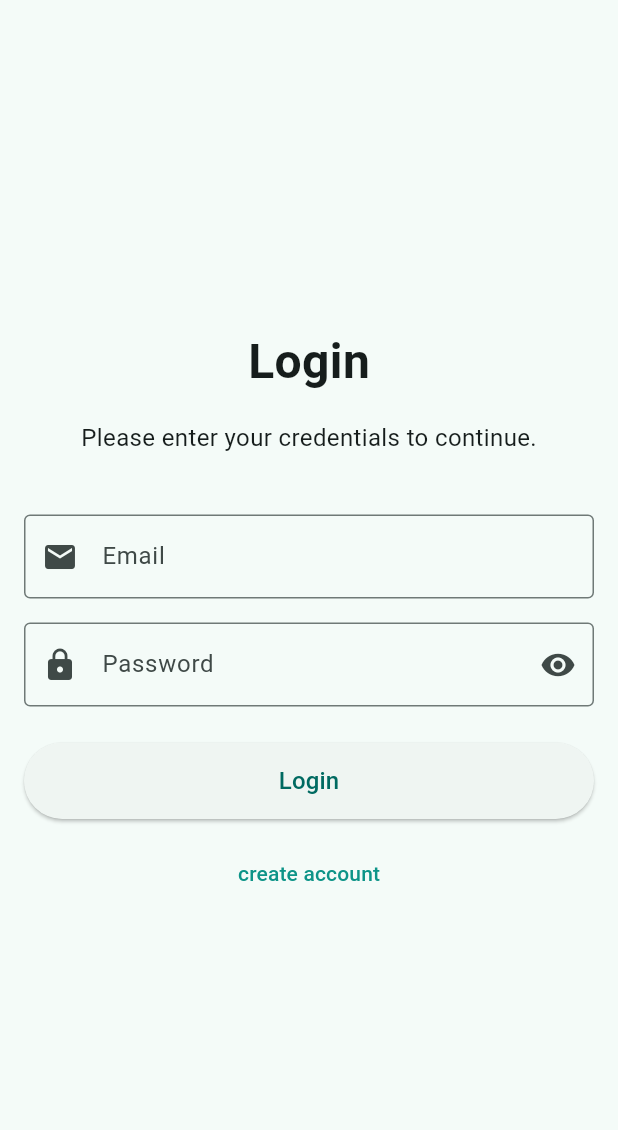
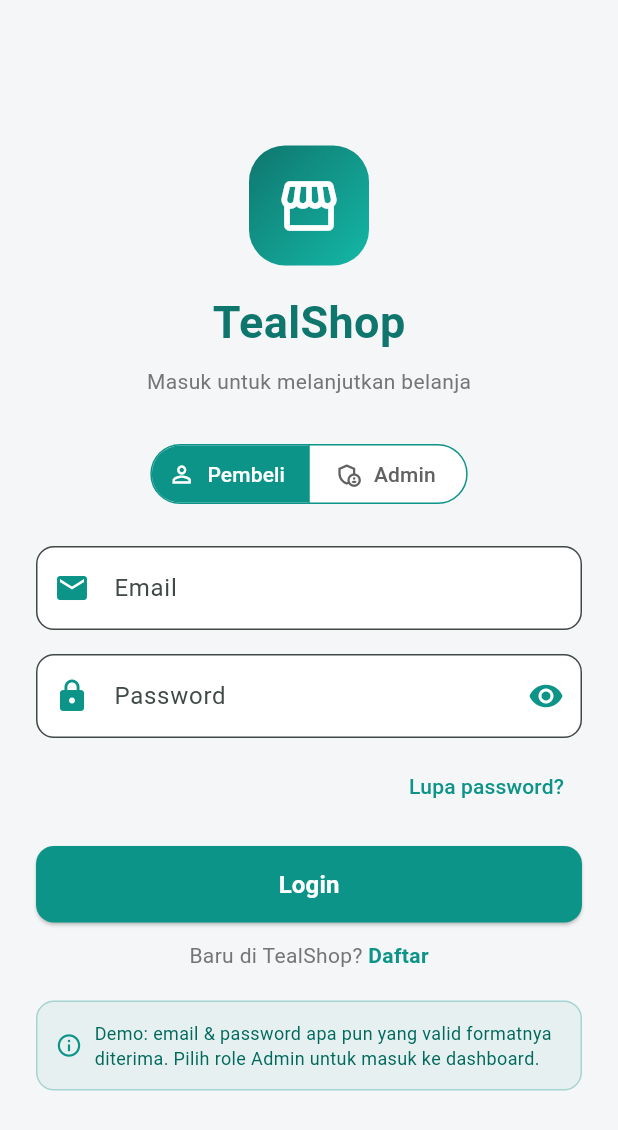
Before and after one commit to djoel-MM/UI_E-commere_Dart, a Flutter app: the screen it shows after launch, on a phone screen of 412 x 824 dp. Shown: the top 1130 px of the screen. Run offline on Flutter 3.47's test engine with Material 3 defaults, Android fonts, the phone set to English and light mode, and no system bars; our stand-ins replace curved_navigation_bar.

Commit message:
feat: login with user/admin role + register

```diff
--- a/lib/pages/login_page.dart
+++ b/lib/pages/login_page.dart
@@ -1,4 +1,7 @@
 import 'package:flutter/material.dart';
+import 'package:provider/provider.dart';
+
+import '../providers/auth_provider.dart';
 
 class LoginPage extends StatefulWidget {
   const LoginPage({super.key});
@@ -12,6 +15,7 @@ class _LoginPageState extends State<LoginPage> {
   final TextEditingController _emailController = TextEditingController();
   final TextEditingController _passwordController = TextEditingController();
   bool _obscurePassword = true;
+  UserRole _role = UserRole.user;
 
   @override
   void dispose() {
@@ -22,31 +26,39 @@ class _LoginPageState extends State<LoginPage> {
 
   void _submitForm() {
     if (_formKey.currentState!.validate()) {
-      // Login berhasil -> buka halaman utama (HomePage) sebagai root baru.
-      Navigator.pushReplacementNamed(context, '/');
+      context.read<Auth>().login(_emailController.text, _role);
+      Navigator.pushReplacementNamed(
+          context, _role == UserRole.admin ? '/admin' : '/');
     }
   }
 
   @override
   Widget build(BuildContext context) {
     return Scaffold(
+      backgroundColor: const Color(0xFFF5F6F8),
       body: Center(
         child: SingleChildScrollView(
-          padding: const EdgeInsets.all(16.0),
+          padding: const EdgeInsets.all(24.0),
           child: Form(
             key: _formKey,
             child: Column(
               mainAxisAlignment: MainAxisAlignment.center,
               children: [
                 _buildHeader(),
-                const SizedBox(height: 40.0),
+                const SizedBox(height: 28.0),
+                _buildRolePicker(),
+                const SizedBox(height: 24.0),
                 _buildEmailField(),
                 const SizedBox(height: 16.0),
                 _buildPasswordField(),
-                const SizedBox(height: 24.0),
+                const SizedBox(height: 8.0),
+                _buildForgotLink(context),
+                const SizedBox(height: 16.0),
                 _buildLoginButton(),
                 const SizedBox(height: 12.0),
                 _buildSignupLink(context),
+                const SizedBox(height: 20.0),
+                _buildDemoHint(),
               ],
             ),
           ),
@@ -57,17 +69,73 @@ class _LoginPageState extends State<LoginPage> {
 
   Widget _buildHeader() {
     return Column(
-      children: const [
+      children: [
+        Container(
+          width: 80,
+          height: 80,
+          decoration: BoxDecoration(
+            gradient: const LinearGradient(
+              colors: [Color(0xFF0F766E), Color(0xFF14B8A6)],
+              begin: Alignment.topLeft,
+              end: Alignment.bottomRight,
+            ),
+            borderRadius: BorderRadius.circular(24),
+          ),
+          child: const Icon(Icons.storefront, size: 44, color: Colors.white),
+        ),
+        const SizedBox(height: 16),
+        const Text(
+          'TealShop',
+          style: TextStyle(
+            fontSize: 30.0,
+            fontWeight: FontWeight.bold,
+            color: Color(0xFF0F766E),
+          ),
+        ),
+        const SizedBox(height: 8.0),
         Text(
-          'Login',
-          style: TextStyle(fontSize: 32.0, fontWeight: FontWeight.bold),
-        ),
-        SizedBox(height: 16.0),
-        Text(
-          'Please enter your credentials to continue.',
-          style: TextStyle(fontSize: 16.0),
+          _role == UserRole.admin
+              ? 'Masuk sebagai Admin Toko'
+              : 'Masuk untuk melanjutkan belanja',
+          style: TextStyle(fontSize: 14.0, color: Colors.grey.shade600),
         ),
       ],
+    );
+  }
+
+  Widget _buildRolePicker() {
+    return SegmentedButton<UserRole>(
+      segments: const [
+        ButtonSegment(
+          value: UserRole.user,
+          icon: Icon(Icons.person_outline, size: 18),
+          label: Text('Pembeli'),
+        ),
+        ButtonSegment(
+          value: UserRole.admin,
+          icon: Icon(Icons.admin_panel_settings_outlined, size: 18),
+          label: Text('Admin'),
+        ),
+      ],
+      selected: {_role},
+      showSelectedIcon: false,
+      style: ButtonStyle(
+        backgroundColor: WidgetStateProperty.resolveWith((states) {
+          if (states.contains(WidgetState.selected)) {
+            return const Color(0xFF0D9488);
+          }
+          return Colors.white;
+        }),
+        foregroundColor: WidgetStateProperty.resolveWith((states) {
+          if (states.contains(WidgetState.selected)) {
+            return Colors.white;
+          }
+          return Colors.grey.shade700;
+        }),
+        side: WidgetStateProperty.all(
+            const BorderSide(color: Color(0xFF0D9488))),
+      ),
+      onSelectionChanged: (roles) => setState(() => _role = roles.first),
     );
   }
 
@@ -75,10 +143,12 @@ class _LoginPageState extends State<LoginPage> {
     return TextFormField(
       controller: _emailController,
       keyboardType: TextInputType.emailAddress,
-      decoration: const InputDecoration(
+      decoration: InputDecoration(
         labelText: 'Email',
-        prefixIcon: Icon(Icons.email),
-        border: OutlineInputBorder(),
+        prefixIcon: const Icon(Icons.email, color: Color(0xFF0D9488)),
+        border: OutlineInputBorder(borderRadius: BorderRadius.circular(12)),
+        filled: true,
+        fillColor: Colors.white,
       ),
       validator: (value) {
         if (value == null || value.isEmpty) {
@@ -99,10 +169,11 @@ class _LoginPageState extends State<LoginPage> {
       obscureText: _obscurePassword,
       decoration: InputDecoration(
         labelText: 'Password',
-        prefixIcon: const Icon(Icons.lock),
+        prefixIcon: const Icon(Icons.lock, color: Color(0xFF0D9488)),
         suffixIcon: IconButton(
           icon: Icon(
             _obscurePassword ? Icons.visibility : Icons.visibility_off,
+            color: const Color(0xFF0D9488),
           ),
           onPressed: () {
             setState(() {
@@ -110,7 +181,9 @@ class _LoginPageState extends State<LoginPage> {
             });
           },
         ),
-        border: const OutlineInputBorder(),
+        border: OutlineInputBorder(borderRadius: BorderRadius.circular(12)),
+        filled: true,
+        fillColor: Colors.white,
       ),
       validator: (value) {
         if (value == null || value.isEmpty) {
@@ -124,27 +197,87 @@ class _LoginPageState extends State<LoginPage> {
     );
   }
 
+  Widget _buildForgotLink(BuildContext context) {
+    return Align(
+      alignment: Alignment.centerRight,
+      child: TextButton(
+        onPressed: () {
+          ScaffoldMessenger.of(context).showSnackBar(
+            const SnackBar(
+                content: Text('Reset password terkirim ke email kamu (demo)')),
+          );
+        },
+        child: const Text(
+          'Lupa password?',
+          style: TextStyle(color: Color(0xFF0D9488)),
+        ),
+      ),
+    );
+  }
+
   Widget _buildLoginButton() {
     return SizedBox(
       width: double.infinity,
       child: ElevatedButton(
         onPressed: _submitForm,
-        child: const Padding(
-          padding: EdgeInsets.symmetric(vertical: 14.0),
-          child: Text('Login', style: TextStyle(fontSize: 16.0)),
+        style: ElevatedButton.styleFrom(
+          backgroundColor: const Color(0xFF0D9488),
+          foregroundColor: Colors.white,
+          padding: const EdgeInsets.symmetric(vertical: 14.0),
+          shape: RoundedRectangleBorder(
+              borderRadius: BorderRadius.circular(12)),
         ),
+        child: const Text('Login',
+            style: TextStyle(fontSize: 16.0, fontWeight: FontWeight.bold)),
       ),
     );
   }
 
   Widget _buildSignupLink(BuildContext context) {
-    return TextButton(
-      onPressed: () {
-        Navigator.pushNamed(context, '/');
-      },
-      child: const Text(
-        'create account',
-        style: TextStyle(color: Color(0xFF0D9488)),
+    return Row(
+      mainAxisAlignment: MainAxisAlignment.center,
+      children: [
+        Text(
+          'Baru di TealShop? ',
+          style: TextStyle(color: Colors.grey.shade600),
+        ),
+        GestureDetector(
+          onTap: () => Navigator.pushNamed(context, '/register'),
+          child: const Text(
+            'Daftar',
+            style: TextStyle(
+              color: Color(0xFF0D9488),
+              fontWeight: FontWeight.bold,
+            ),
+          ),
+        ),
+      ],
+    );
+  }
+
+  Widget _buildDemoHint() {
+    return Container(
+      padding: const EdgeInsets.all(12),
+      decoration: BoxDecoration(
+        color: const Color(0xFF0D9488).withValues(alpha: 0.06),
+        borderRadius: BorderRadius.circular(12),
+        border: Border.all(
+            color: const Color(0xFF0D9488).withValues(alpha: 0.3)),
+      ),
+      child: Row(
+        children: [
+          const Icon(Icons.info_outline, size: 18, color: Color(0xFF0D9488)),
+          const SizedBox(width: 8),
+          Expanded(
+            child: Text(
+              'Demo: email & password apa pun yang valid formatnya diterima. Pilih role Admin untuk masuk ke dashboard.',
+              style: TextStyle(
+                fontSize: 12,
+                color: Colors.teal.shade800,
+              ),
+            ),
+          ),
+        ],
       ),
     );
   }
```
Also changed, not shown: lib/pages/register_page.dart (added, +170 -0 lines), 1 other file.
